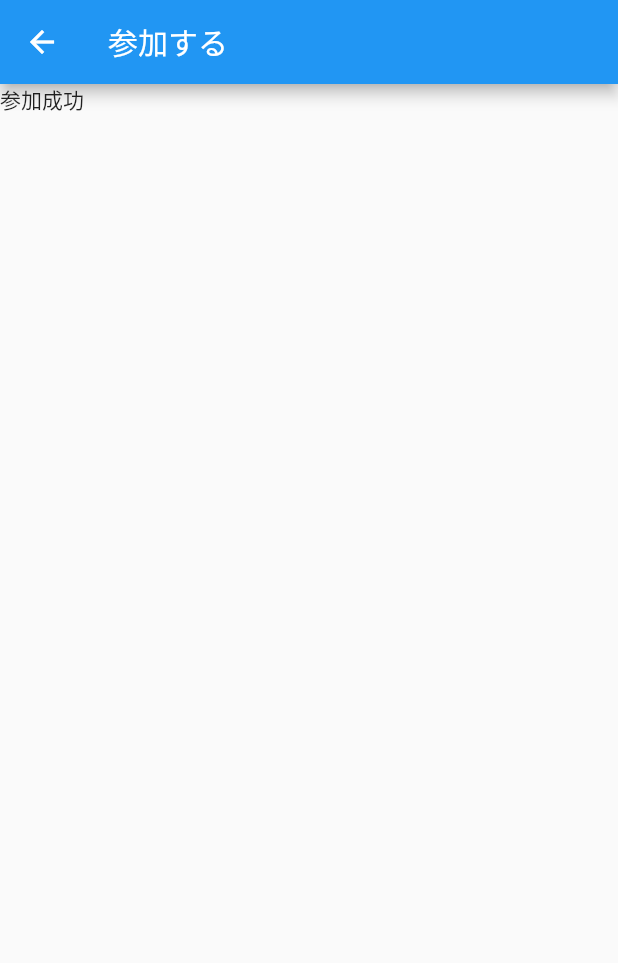
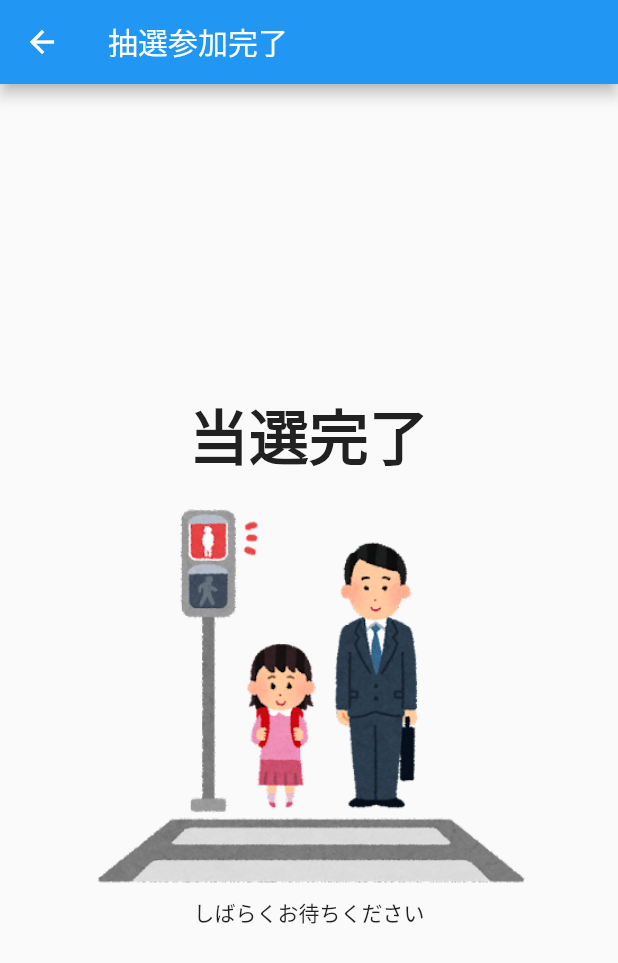
Before and after one commit to yoshi-0628/chusen_kun, a Flutter app: the JoinSuccess screen opened by its route, on a phone screen of 412 x 824 dp. Shown: the top 963 px of the screen. Run offline on Flutter 3.47's test engine with Material 2 defaults, Android fonts, the phone set to English and light mode, and no system bars; our stand-ins replace cloud_firestore, firebase_core, firebase_messaging, qr_flutter; missing offline and left inert: qr_code_scanner; accounts and stored records are empty.

Commit message:
抽選参加完了ページ作成

```diff
--- a/lib/const/object_name.dart
+++ b/lib/const/object_name.dart
@@ -2,4 +2,9 @@ class ObjectName {
   static const String LOTTERY_TITLE = '抽選を開始する';
 
   static const String WINNERS_NUM = '当選人数';
+
+  static const String JOIN_SUCCESS = '当選完了';
+
+  static const String PLS_WAIT = 'しばらくお待ちください';
+
 }
--- a/lib/page/home.dart
+++ b/lib/page/home.dart
@@ -40,25 +40,22 @@ class _Home extends State<Home> {
                   ? null
                   : () async {
                       setState(() => _isCreateDisabled = true); //ボタンを無効
-                print('抽選を作成する');
                       Lottery newLottery = Lottery(
                         createdTime: Timestamp.now(),
                       );
                       try {
                         DocumentReference result =
                             await LotteryFireStore.addLottery(newLottery);
-                  Navigator.pushNamed(context, '/create', arguments: result.id);
+                        Navigator.pushNamed(context, '/create',
+                            arguments: result.id);
                       } catch (e) {
                         dialog(context, Message.ERR_OCCURRRNCE,
                             Message.CREATE_LOTTERY_FAILED);
                       }
                       setState(() => _isCreateDisabled = false); //ボタンを有効
-
                     },
               child: const Text(ButtonName.LOTTERY_CREATE),
             ),
-            // TODO
-            // 2度押し制御
             ElevatedButton(
               style: ElevatedButton.styleFrom(
                 primary: Colors.orange,
--- a/lib/page/join_success.dart
+++ b/lib/page/join_success.dart
@@ -1,3 +1,4 @@
+import 'package:chusen_kun/const/object_name.dart';
 import 'package:flutter/material.dart';
 
 class JoinSuccess extends StatefulWidget {
@@ -14,10 +15,26 @@ class _JoinSuccessState extends State<JoinSuccess> {
 
     return Scaffold(
       appBar: AppBar(
-        title: Text('参加する'),
+        title: Text('抽選参加完了'),
       ),
-      body: Column(
-        children: <Widget>[Text('参加成功')],
+      body: Center(
+        child: Column(
+          mainAxisAlignment: MainAxisAlignment.center,
+          children: <Widget>[
+            Text(
+              ObjectName.JOIN_SUCCESS,
+              style: TextStyle(
+                fontWeight: FontWeight.bold,
+                fontSize: 40,
+              ),
+            ),
+            SizedBox(
+              child: Image.asset('assets/shingou_machi.png'),
+              width: 300,
+            ),
+            Text(ObjectName.PLS_WAIT),
+          ],
+        ),
       ),
     );
   }
--- a/pubspec.yaml
+++ b/pubspec.yaml
@@ -26,3 +26,4 @@ flutter:
   uses-material-design: true
   assets:
     - assets/party_bingo_taikai_man.png
+    - assets/shingou_machi.png
```
Also changed, not shown: assets/shingou_machi.png (added). Lines whose indentation alone changed are shown as unchanged.
